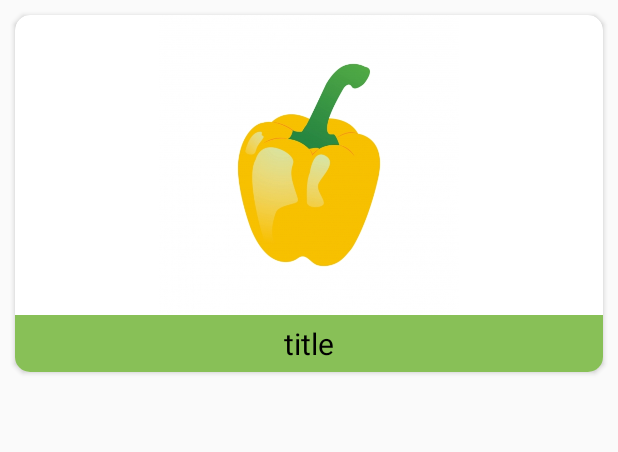
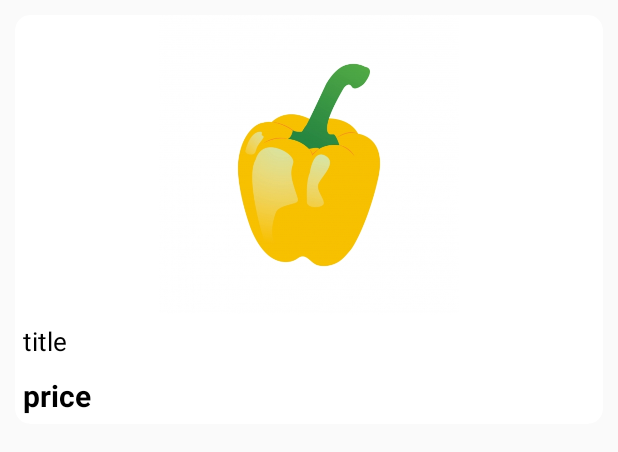
Before and after one commit to entezeer/GrowUp, an Android app: the layout market_list_item.xml on its own in the app's theme, with its tools: preview values and no code run, on a phone screen of 412 x 824 dp. Shown: the top 452 px of the screen. Run offline under Robolectric (Android 15) with nearby library versions, the phone set to English and light mode, and no system bars.

```diff
--- a/app/src/main/java/com/example/growup/ui/SettingsActivity.kt
+++ b/app/src/main/java/com/example/growup/ui/SettingsActivity.kt
@@ -83,7 +83,7 @@ class SettingsActivity : AppCompatActivity() {
 
         userInfo = findViewById(R.id.settigs_user_info)
         userInfo?.setOnClickListener {
-            startActivity(Intent(this@SettingsActivity,EditProfileActivity::class.java))
+            startActivity(Intent(this@SettingsActivity,ProfileActivity::class.java))
         }
         buttonRate = findViewById(R.id.button_rate_app)
         buttonRate?.setOnClickListener {
--- a/app/src/main/java/com/example/growup/ui/search/RecyclerViewSearchAdapter.kt
+++ b/app/src/main/java/com/example/growup/ui/search/RecyclerViewSearchAdapter.kt
@@ -23,7 +23,6 @@ class RecyclerViewSearchAdapter(): RecyclerView.Adapter<RecyclerView.ViewHolder>
         this.listFull = list
         this.list = list
         this.context = context
-
     }
     override fun getFilter(): Filter {
         if(recyclerFilter == null){
--- a/app/src/main/res/layout/market_list_item.xml
+++ b/app/src/main/res/layout/market_list_item.xml
@@ -22,9 +22,18 @@
         <TextView
                 android:padding="5dp"
                 android:id="@+id/product_title"
-                android:gravity="center_horizontal"
                 android:text="title"
-                android:background="@color/mainGreen"
+                android:textColor="@color/black"
+                android:textSize="17sp"
+                android:layout_width="match_parent"
+                android:layout_height="wrap_content"/>
+
+        <TextView
+
+                android:padding="5dp"
+                android:id="@+id/product_price"
+                android:text="price"
+                android:textStyle="bold"
                 android:textColor="@color/black"
                 android:textSize="20sp"
                 android:layout_width="match_parent"
```
Also changed, not shown: app/src/main/java/com/example/growup/ui/market/MarketFragment.kt (+5 -5 lines), app/src/main/java/com/example/growup/ui/market/MarketRecyclerAdapter.kt (+25 -1 lines), app/src/main/java/com/example/growup/ui/search/SearchActivity.kt (+55 -55 lines).
